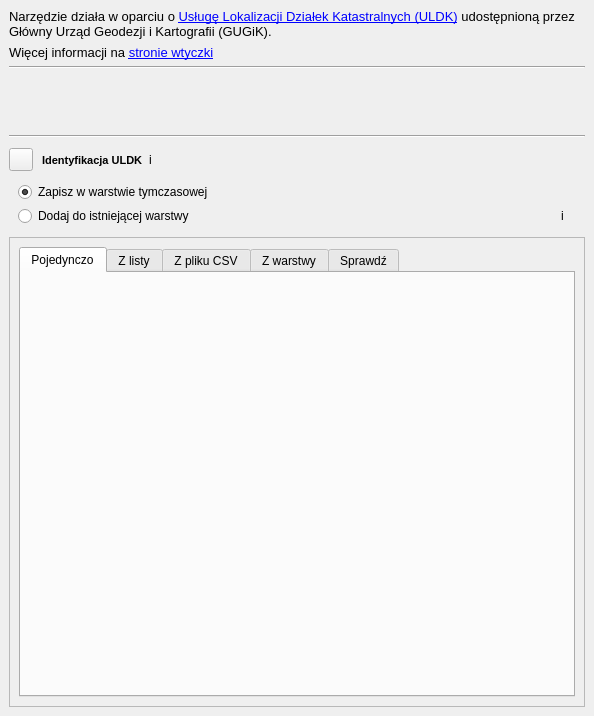
gis-support/gis-support-plugin, file gissupport_plugin/modules/uldk/plugin_dockwidget_base.ui: the form before one commit.
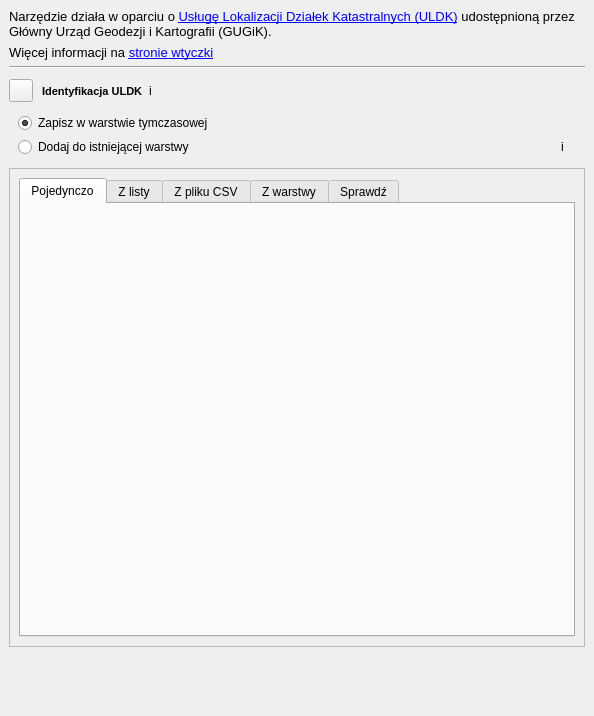
The form after the commit. Custom widgets are drawn as their Qt base class.

What changed in the file:
```diff
--- a/gissupport_plugin/modules/uldk/plugin_dockwidget_base.ui
+++ b/gissupport_plugin/modules/uldk/plugin_dockwidget_base.ui
@@ -44,58 +44,6 @@
       </property>
      </widget>
     </item>
-    <item>
-     <widget class="Line" name="usemapsLine">
-      <property name="orientation">
-       <enum>Qt::Horizontal</enum>
-      </property>
-     </widget>
-    </item>
-    <item>
-     <widget class="QLabel" name="label_usemaps_logo">
-      <property name="maximumSize">
-       <size>
-        <width>16777215</width>
-        <height>40</height>
-       </size>
-      </property>
-      <property name="text">
-       <string/>
-      </property>
-      <property name="alignment">
-       <enum>Qt::AlignCenter</enum>
-      </property>
-     </widget>
-    </item>
-    <item>
-     <widget class="QLabel" name="label_usemaps_text">
-      <property name="font">
-       <font>
-        <weight>50</weight>
-        <bold>false</bold>
-       </font>
-      </property>
-      <property name="wordWrap">
-       <bool>true</bool>
-      </property>
-      <property name="alignment">
-       <enum>Qt::AlignCenter</enum>
-      </property>
-     </widget>
-    </item>
-    <item>
-     <widget class="QLabel" name="label_usemaps_link">
-      <property name="textFormat">
-       <enum>Qt::RichText</enum>
-      </property>
-      <property name="openExternalLinks">
-       <bool>true</bool>
-      </property>
-      <property name="alignment">
-       <enum>Qt::AlignCenter</enum>
-      </property>
-     </widget>
-    </item>
     <item>
      <widget class="Line" name="infoLine">
       <property name="orientation">
@@ -487,6 +435,51 @@
       </widget>
      </widget>
     </item>
+    <item>
+     <widget class="QLabel" name="label_usemaps_logo">
+      <property name="maximumSize">
+       <size>
+        <width>16777215</width>
+        <height>40</height>
+       </size>
+      </property>
+      <property name="text">
+       <string/>
+      </property>
+      <property name="alignment">
+       <enum>Qt::AlignCenter</enum>
+      </property>
+     </widget>
+    </item>
+    <item>
+     <widget class="QLabel" name="label_usemaps_text">
+      <property name="font">
+       <font>
+        <weight>50</weight>
+        <bold>false</bold>
+       </font>
+      </property>
+      <property name="wordWrap">
+       <bool>true</bool>
+      </property>
+      <property name="alignment">
+       <enum>Qt::AlignCenter</enum>
+      </property>
+     </widget>
+    </item>
+    <item>
+     <widget class="QLabel" name="label_usemaps_link">
+      <property name="textFormat">
+       <enum>Qt::RichText</enum>
+      </property>
+      <property name="openExternalLinks">
+       <bool>true</bool>
+      </property>
+      <property name="alignment">
+       <enum>Qt::AlignCenter</enum>
+      </property>
+     </widget>
+    </item>
    </layout>
   </widget>
  </widget>
```
